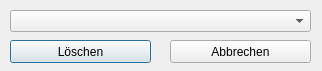
Above: windows/deletedialog.ui from koc-schule/bewertungsrechner before the change. Below: the same form after it.
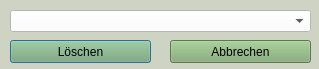
That is the form after the change.

Commit message: GUI schön gemacht

Diff of the .ui file:
```diff
--- a/windows/deletedialog.ui
+++ b/windows/deletedialog.ui
@@ -6,13 +6,16 @@
    <rect>
     <x>0</x>
     <y>0</y>
-    <width>322</width>
-    <height>71</height>
+    <width>319</width>
+    <height>69</height>
    </rect>
   </property>
   <property name="windowTitle">
    <string>Delete</string>
   </property>
+  <property name="styleSheet">
+   <string notr="true">background-color: rgb(206, 211, 196);</string>
+  </property>
   <widget class="QComboBox" name="select_box">
    <property name="geometry">
     <rect>
@@ -22,6 +25,9 @@
      <height>22</height>
     </rect>
    </property>
+   <property name="styleSheet">
+    <string notr="true">background-color: rgb(255, 255, 255);</string>
+   </property>
   </widget>
   <widget class="QPushButton" name="delete_button">
    <property name="geometry">
@@ -32,6 +38,9 @@
      <height>23</height>
     </rect>
    </property>
+   <property name="styleSheet">
+    <string notr="true">background-color: rgb(127, 169, 112);</string>
+   </property>
    <property name="text">
     <string>Löschen</string>
    </property>
@@ -45,6 +54,9 @@
      <height>23</height>
     </rect>
    </property>
+   <property name="styleSheet">
+    <string notr="true">background-color: rgb(127, 169, 112);</string>
+   </property>
    <property name="text">
     <string>Abbrechen</string>
    </property>
```
The commit also changes 7 other files.
